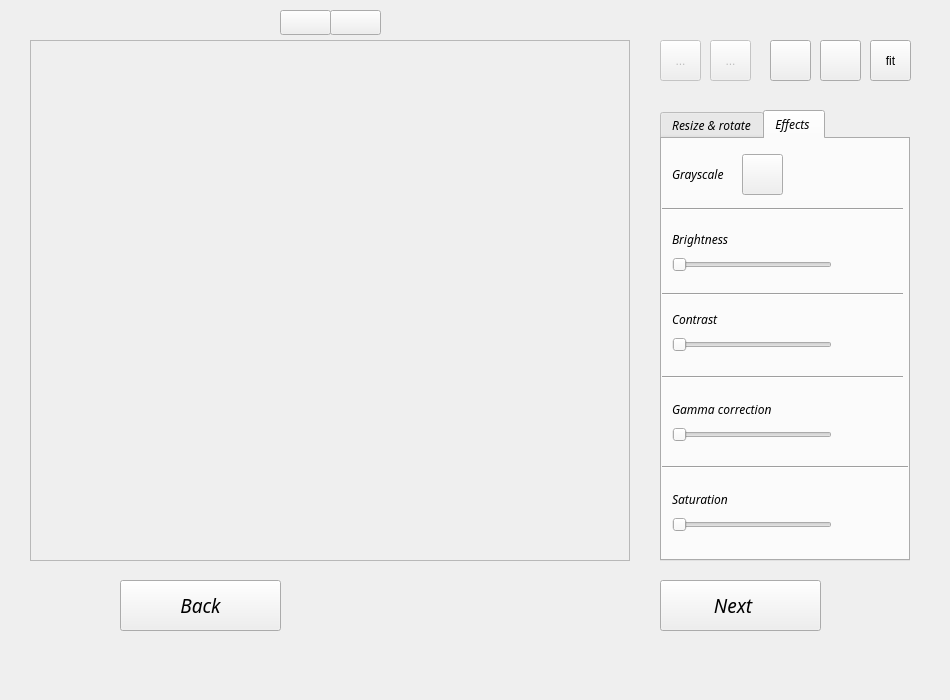
Qt form Descan/forms/mainwindow.ui (ratspeaker/descan) before a commit.
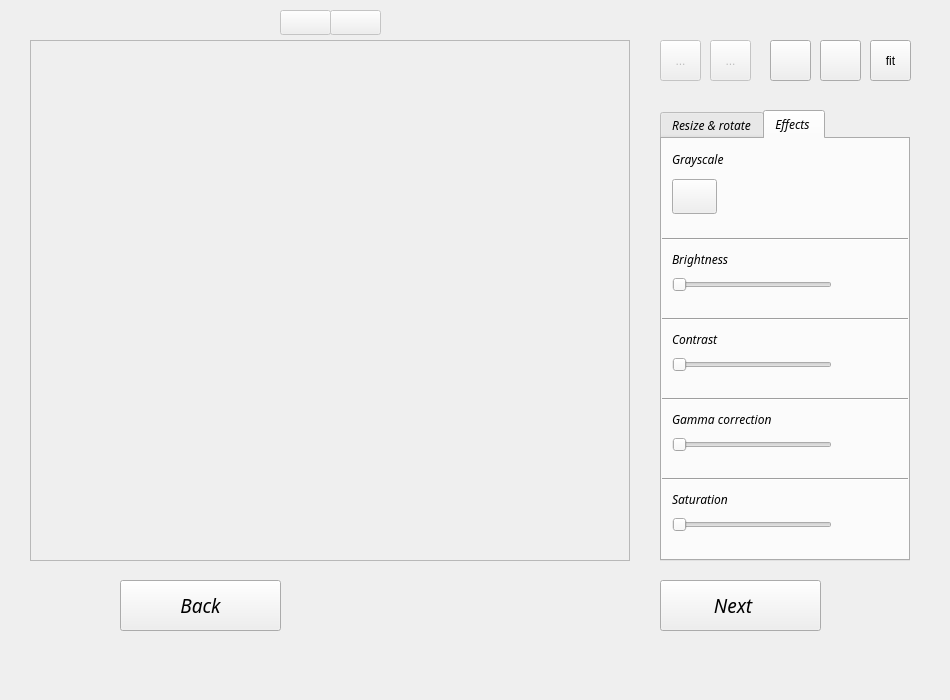
The same form after that commit. The open tabs and pages were chosen to show the change. Icons and pictures are not drawn.

What changed in the file:
```diff
--- a/Descan/forms/mainwindow.ui
+++ b/Descan/forms/mainwindow.ui
@@ -548,10 +548,10 @@
       <widget class="QPushButton" name="pbGreyscale">
        <property name="geometry">
         <rect>
-         <x>80</x>
-         <y>15</y>
-         <width>41</width>
-         <height>41</height>
+         <x>10</x>
+         <y>40</y>
+         <width>45</width>
+         <height>35</height>
         </rect>
        </property>
        <property name="text">
@@ -572,22 +572,22 @@
        <property name="geometry">
         <rect>
          <x>0</x>
-         <y>60</y>
-         <width>241</width>
-         <height>20</height>
-        </rect>
-       </property>
-       <property name="orientation">
-        <enum>Qt::Horizontal</enum>
-       </property>
-      </widget>
-      <widget class="QLabel" name="lblBrightness">
-       <property name="geometry">
-        <rect>
-         <x>10</x>
          <y>90</y>
+         <width>250</width>
+         <height>20</height>
+        </rect>
+       </property>
+       <property name="orientation">
+        <enum>Qt::Horizontal</enum>
+       </property>
+      </widget>
+      <widget class="QLabel" name="lblBrightness">
+       <property name="geometry">
+        <rect>
+         <x>10</x>
+         <y>110</y>
          <width>81</width>
-         <height>21</height>
+         <height>20</height>
         </rect>
        </property>
        <property name="text">
@@ -598,22 +598,22 @@
        <property name="geometry">
         <rect>
          <x>10</x>
-         <y>110</y>
-         <width>160</width>
-         <height>31</height>
-        </rect>
-       </property>
-       <property name="orientation">
-        <enum>Qt::Horizontal</enum>
-       </property>
-      </widget>
-      <widget class="Line" name="line6">
-       <property name="geometry">
-        <rect>
-         <x>0</x>
          <y>130</y>
-         <width>241</width>
-         <height>51</height>
+         <width>160</width>
+         <height>31</height>
+        </rect>
+       </property>
+       <property name="orientation">
+        <enum>Qt::Horizontal</enum>
+       </property>
+      </widget>
+      <widget class="Line" name="line6">
+       <property name="geometry">
+        <rect>
+         <x>0</x>
+         <y>170</y>
+         <width>250</width>
+         <height>20</height>
         </rect>
        </property>
        <property name="orientation">
@@ -624,7 +624,7 @@
        <property name="geometry">
         <rect>
          <x>10</x>
-         <y>170</y>
+         <y>190</y>
          <width>71</width>
          <height>20</height>
         </rect>
@@ -637,7 +637,7 @@
        <property name="geometry">
         <rect>
          <x>10</x>
-         <y>190</y>
+         <y>210</y>
          <width>160</width>
          <height>31</height>
         </rect>
@@ -650,9 +650,9 @@
        <property name="geometry">
         <rect>
          <x>0</x>
-         <y>230</y>
-         <width>241</width>
-         <height>16</height>
+         <y>250</y>
+         <width>250</width>
+         <height>20</height>
         </rect>
        </property>
        <property name="orientation">
@@ -663,7 +663,7 @@
        <property name="geometry">
         <rect>
          <x>10</x>
-         <y>260</y>
+         <y>270</y>
          <width>111</width>
          <height>20</height>
         </rect>
@@ -676,7 +676,7 @@
        <property name="geometry">
         <rect>
          <x>10</x>
-         <y>280</y>
+         <y>290</y>
          <width>160</width>
          <height>31</height>
         </rect>
@@ -689,9 +689,9 @@
        <property name="geometry">
         <rect>
          <x>0</x>
-         <y>320</y>
-         <width>251</width>
-         <height>16</height>
+         <y>330</y>
+         <width>250</width>
+         <height>20</height>
         </rect>
        </property>
        <property name="orientation">
@@ -728,9 +728,9 @@
        <property name="geometry">
         <rect>
          <x>10</x>
-         <y>25</y>
+         <y>10</y>
          <width>81</width>
-         <height>21</height>
+         <height>20</height>
         </rect>
        </property>
        <property name="text">
@@ -916,6 +916,9 @@
      </property>
     </widget>
     <widget class="QPushButton" name="pbLeftImage">
+     <property name="enabled">
+      <bool>false</bool>
+     </property>
      <property name="geometry">
       <rect>
        <x>280</x>
@@ -940,6 +943,9 @@
      </property>
     </widget>
     <widget class="QPushButton" name="pbRightImage">
+     <property name="enabled">
+      <bool>false</bool>
+     </property>
      <property name="geometry">
       <rect>
        <x>330</x>
```
Left out of the diff: 110 changed lines with no effect on the pictures.
